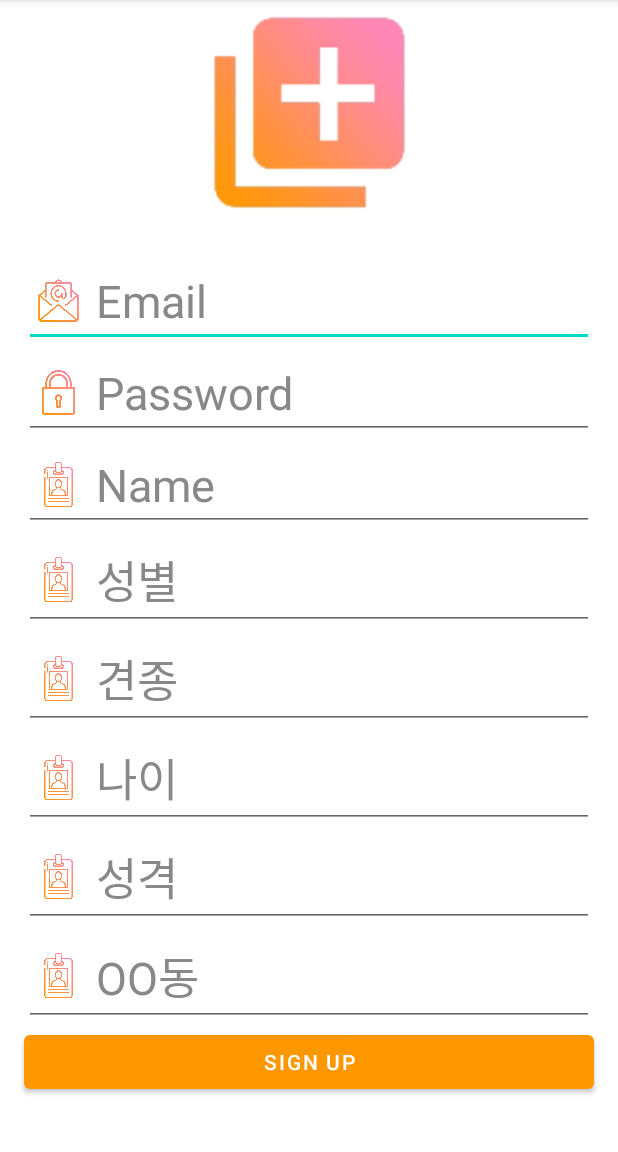
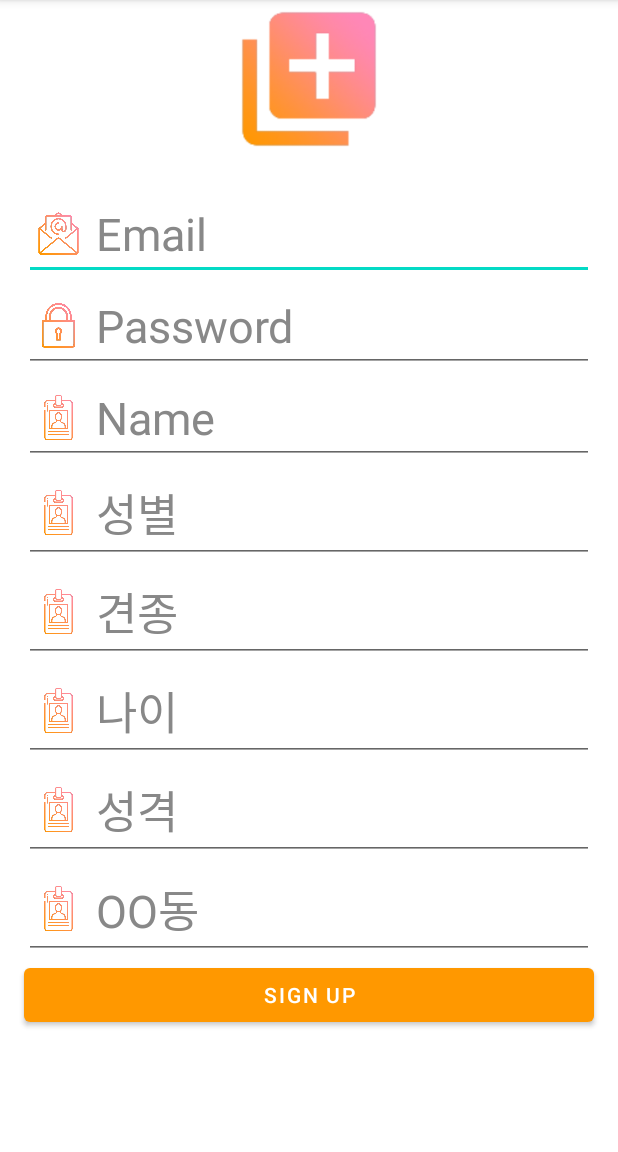
Before and after one commit to koeshin/Dogting3, an Android app: the RegistrationActivity screen opened directly, with no data from a screen before it, on a phone screen of 412 x 824 dp, the part 84-1236 px from its top. Run offline under Robolectric (Android 15) with nearby library versions, the phone set to English and light mode, and no system bars; our stand-ins replace Firebase (no records; nobody signed in at launch, a user with empty details on screens opened directly).

Commit message:
UI수정

```diff
--- a/app/src/main/res/layout/activity_register.xml
+++ b/app/src/main/res/layout/activity_register.xml
@@ -40,8 +40,8 @@
 
         <ImageView
             android:id="@+id/registration_iv"
-            android:layout_width="150dp"
-            android:layout_height="150dp"
+            android:layout_width="132dp"
+            android:layout_height="105dp"
             android:src="@drawable/addimage"
             app:layout_constraintBottom_toTopOf="@+id/et_registration_id"
             app:layout_constraintEnd_toEndOf="parent"
```
Also changed, not shown: app/src/main/res/layout/activity_maps.xml (deleted, +0 -9 lines).
